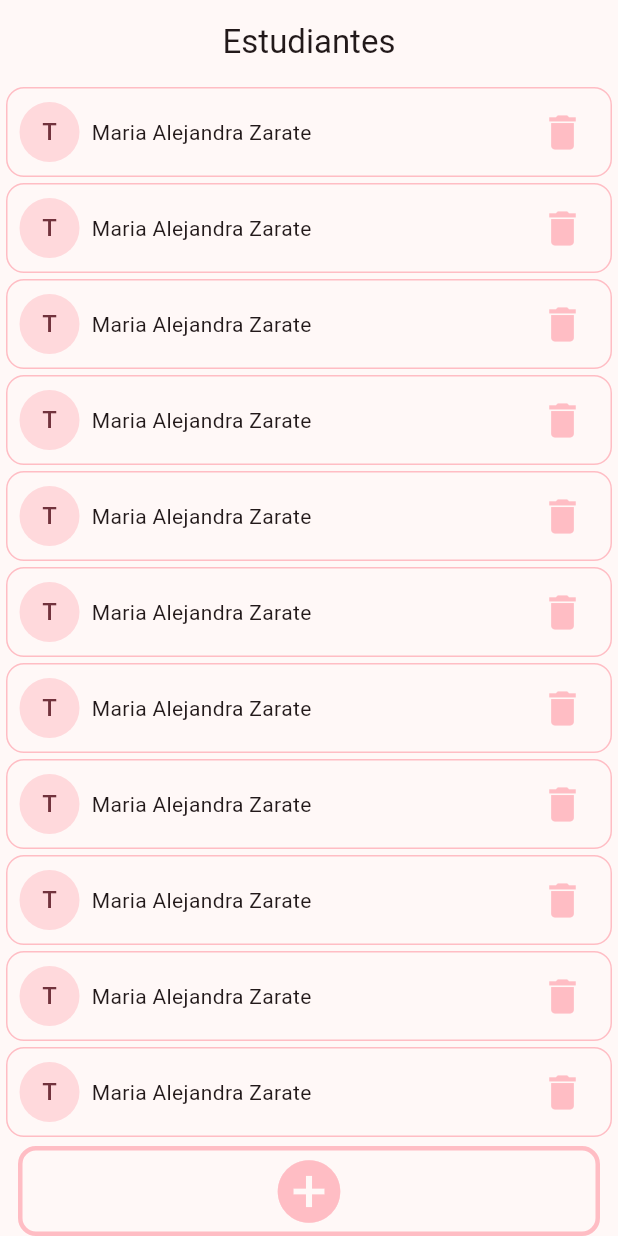
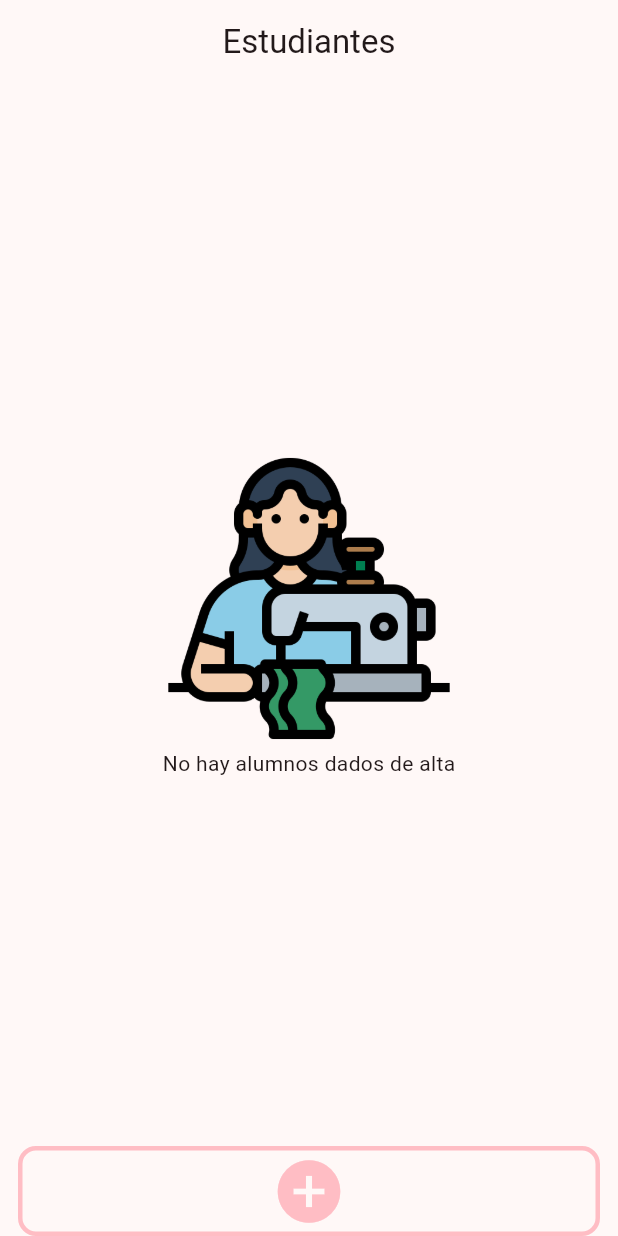
Before and after one commit to Ridley7/ElenaSorianoClases, a Flutter app: the StudentsScreen screen opened by its route, on a phone screen of 412 x 824 dp. Run offline on Flutter 3.47's test engine with Material 3 defaults, Android fonts, the phone set to English and light mode, and no system bars; our stand-ins replace cloud_firestore, firebase_auth, firebase_core, flutter_riverpod, go_router, table_calendar; accounts and stored records are empty.

Commit message:
add: Lista de estudiantes (I)

```diff
--- a/lib/domain/datasource/student_data_source.dart
+++ b/lib/domain/datasource/student_data_source.dart
@@ -3,4 +3,5 @@ import 'package:elenasorianoclases/domain/entities/student_model.dart';
 abstract class StudentDataSource{
   Future<String> addStudent(StudentModel student);
   Future<StudentModel> getStudent(String uid);
+  Future<List<StudentModel>> getAllStudents();
 }
--- a/lib/domain/exceptions/app_exception.dart
+++ b/lib/domain/exceptions/app_exception.dart
@@ -34,3 +34,7 @@ class AddStudentException extends AppException{
 class GetStudentException extends AppException{
   const GetStudentException([super.message]);
 }
+
+class GetAllStudentsException extends AppException{
+  const GetAllStudentsException([super.message]);
+}
--- a/lib/domain/repositories/student_repository.dart
+++ b/lib/domain/repositories/student_repository.dart
@@ -3,4 +3,5 @@ import 'package:elenasorianoclases/domain/entities/student_model.dart';
 abstract class StudentRepository{
   Future<String> addStudent(StudentModel student);
   Future<StudentModel> getStudent(String uid);
+  Future<List<StudentModel>> getAllStudents();
 }
--- a/lib/infrastructure/repositories/student_repository_implementation.dart
+++ b/lib/infrastructure/repositories/student_repository_implementation.dart
@@ -18,6 +18,11 @@ class StudentRepositoryImplementation extends StudentRepository{
     return dataSource.getStudent(uid);
   }
 
+  @override
+  Future<List<StudentModel>> getAllStudents() {
+    return dataSource.getAllStudents();
+  }
+
 
 
 }
--- /dev/null
+++ b/lib/presentation/providers/list_student_provider.dart
@@ -0,0 +1,14 @@
+import 'package:elenasorianoclases/domain/entities/student_model.dart';
+import 'package:flutter_riverpod/flutter_riverpod.dart';
+
+final listStudentsProvider = StateNotifierProvider<ListStudentNotifier, List<StudentModel>>((ref){
+  return ListStudentNotifier();
+});
+
+class ListStudentNotifier extends StateNotifier<List<StudentModel>>{
+  ListStudentNotifier():super([]);
+
+  void init(List<StudentModel> estudiantes){
+    state = [...estudiantes];
+  }
+}
--- a/lib/presentation/screens/students_screen.dart
+++ b/lib/presentation/screens/students_screen.dart
@@ -1,24 +1,40 @@
 
+import 'package:elenasorianoclases/domain/entities/student_model.dart';
+import 'package:elenasorianoclases/presentation/providers/firebase/student_repository_provider.dart';
+import 'package:elenasorianoclases/presentation/providers/list_student_provider.dart';
 import 'package:elenasorianoclases/presentation/widgets/empty_list_widget.dart';
 import 'package:flutter/material.dart';
+import 'package:flutter_riverpod/flutter_riverpod.dart';
 import 'package:go_router/go_router.dart';
 
-class StudentsScreen extends StatelessWidget {
+class StudentsScreen extends ConsumerStatefulWidget {
   const StudentsScreen({super.key});
 
   static String name = "students-screen";
 
   @override
+  StudentsScreenState createState() => StudentsScreenState();
+}
+
+class StudentsScreenState extends ConsumerState<StudentsScreen> {
+  @override
   Widget build(BuildContext context) {
+
+    List<StudentModel> listaEstudiantes = ref.watch(listStudentsProvider);
+
     return Scaffold(
       appBar: AppBar(title: const Text("Estudiantes"), centerTitle: true),
       body: Column(
         children: [
-          //const EmptyListWidget(image: "de-coser.png", message: "No hay alumnos dados de alta",),
-          Expanded(
+          listaEstudiantes.isEmpty
+          ? const EmptyListWidget(image: "de-coser.png", message: "No hay alumnos dados de alta",)
+          : Expanded(
             child: ListView.builder(
-              itemCount: 40,
+              itemCount: listaEstudiantes.length,
               itemBuilder: (context, index){
+
+                StudentModel estudiante = listaEstudiantes[index];
+
                 return Padding(
                   padding: const EdgeInsets.symmetric(horizontal: 4.0, vertical: 2.0),
                   child: Container(
@@ -34,11 +50,11 @@ class StudentsScreen extends StatelessWidget {
                     child: Row(
                       children: [
                         const SizedBox(width: 8,),
-                        const CircleAvatar(
-                          child: const Text("T"),
+                        CircleAvatar(
+                          child: Text(estudiante.name[0].toUpperCase()),
                         ),
                         const SizedBox(width: 8,),
-                        const Text("Maria Alejandra Zarate"),
+                        Text("${estudiante.name} ${estudiante.surename}"),
                         const Spacer(),
                         IconButton(
                             onPressed: (){},
```
Also changed, not shown: lib/infrastructure/datasource/student_data_source_implementation.dart (+18 -0 lines), lib/presentation/screens/login_screen.dart (+13 -2 lines).
